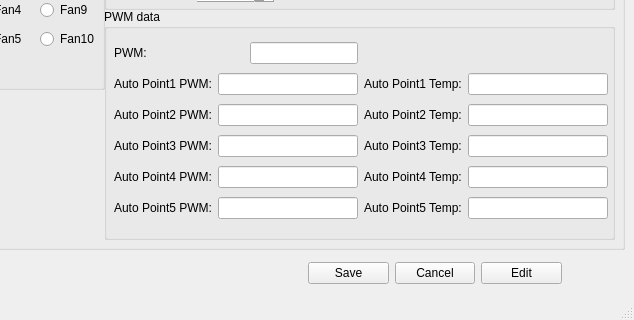
Before: the Qt Designer form mainwindow.ui in amedeos/ControlFANs, drawn with Qt 5; both pictures show x 166 to 800 and y 150 to 470 of the 800 by 470 pixel window.
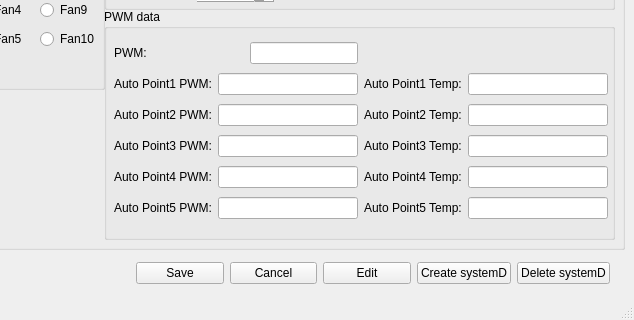
After: the same form once the commit is applied. Icons and pictures are not drawn.

Commit message: first version with ability to create systemD stanza

```diff
--- a/mainwindow.ui
+++ b/mainwindow.ui
@@ -473,12 +473,12 @@
      </widget>
     </widget>
    </widget>
-   <widget class="QWidget" name="layoutWidget">
+   <widget class="QWidget" name="">
     <property name="geometry">
      <rect>
-      <x>474</x>
+      <x>302</x>
       <y>390</y>
-      <width>254</width>
+      <width>474</width>
       <height>28</height>
      </rect>
     </property>
@@ -504,6 +504,20 @@
        </property>
       </widget>
      </item>
+     <item>
+      <widget class="QPushButton" name="createSystemDpushButton">
+       <property name="text">
+        <string>Create systemD</string>
+       </property>
+      </widget>
+     </item>
+     <item>
+      <widget class="QPushButton" name="deleteSystemDpushButton">
+       <property name="text">
+        <string>Delete systemD</string>
+       </property>
+      </widget>
+     </item>
     </layout>
    </widget>
   </widget>
```
The commit also changes 5 other files.
